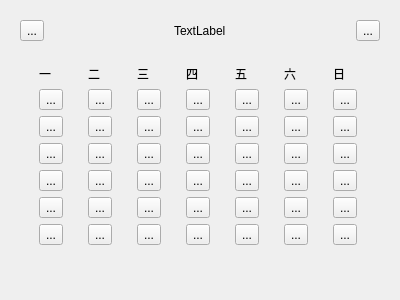
This is App/controls/calendarcontrol.ui in kevinWu7/LifeNote as Qt 5 draws it before an edit. The edited form follows.
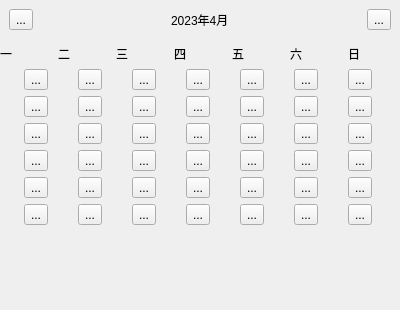
This is the edited form.

Commit message: realize function: calendar layout and status-changed when checked

Diff of the .ui file:
```diff
--- a/App/controls/calendarcontrol.ui
+++ b/App/controls/calendarcontrol.ui
@@ -7,13 +7,25 @@
     <x>0</x>
     <y>0</y>
     <width>400</width>
-    <height>300</height>
+    <height>310</height>
    </rect>
   </property>
   <property name="windowTitle">
    <string>Form</string>
   </property>
   <layout class="QVBoxLayout" name="verticalLayout">
+   <property name="leftMargin">
+    <number>0</number>
+   </property>
+   <property name="topMargin">
+    <number>0</number>
+   </property>
+   <property name="rightMargin">
+    <number>0</number>
+   </property>
+   <property name="bottomMargin">
+    <number>0</number>
+   </property>
    <item>
     <widget class="QWidget" name="titleBarWidget" native="true">
      <layout class="QHBoxLayout" name="horizontalLayout">
@@ -40,7 +52,7 @@
       <item>
        <widget class="QLabel" name="datetimeLabel">
         <property name="text">
-         <string>TextLabel</string>
+         <string>2023年4月</string>
         </property>
        </widget>
       </item>
@@ -67,101 +79,262 @@
      </layout>
     </widget>
    </item>
+   <item>
+    <widget class="QWidget" name="weekDayWidget" native="true">
+     <property name="minimumSize">
+      <size>
+       <width>0</width>
+       <height>0</height>
+      </size>
+     </property>
+     <layout class="QHBoxLayout" name="horizontalLayout_2">
+      <property name="leftMargin">
+       <number>0</number>
+      </property>
+      <property name="topMargin">
+       <number>0</number>
+      </property>
+      <property name="rightMargin">
+       <number>0</number>
+      </property>
+      <property name="bottomMargin">
+       <number>0</number>
+      </property>
+      <item>
+       <widget class="QLabel" name="weeklabel_1">
+        <property name="text">
+         <string>一</string>
+        </property>
+        <property name="alignment">
+         <set>Qt::AlignLeading|Qt::AlignLeft|Qt::AlignVCenter</set>
+        </property>
+       </widget>
+      </item>
+      <item>
+       <widget class="QLabel" name="weeklabel_2">
+        <property name="text">
+         <string>二</string>
+        </property>
+       </widget>
+      </item>
+      <item>
+       <widget class="QLabel" name="weeklabel_3">
+        <property name="text">
+         <string>三</string>
+        </property>
+       </widget>
+      </item>
+      <item>
+       <widget class="QLabel" name="weeklabel_4">
+        <property name="text">
+         <string>四</string>
+        </property>
+       </widget>
+      </item>
+      <item>
+       <widget class="QLabel" name="weeklabel_5">
+        <property name="text">
+         <string>五</string>
+        </property>
+       </widget>
+      </item>
+      <item>
+       <widget class="QLabel" name="weeklabel_6">
+        <property name="text">
+         <string>六</string>
+        </property>
+       </widget>
+      </item>
+      <item>
+       <widget class="QLabel" name="weeklabel_7">
+        <property name="text">
+         <string>日</string>
+        </property>
+        <property name="alignment">
+         <set>Qt::AlignLeading|Qt::AlignLeft|Qt::AlignVCenter</set>
+        </property>
+       </widget>
+      </item>
+     </layout>
+    </widget>
+   </item>
    <item>
     <widget class="QWidget" name="mainGridWidget" native="true">
-     <layout class="QGridLayout" name="gridLayout">
+     <layout class="QGridLayout" name="gridLayout" rowstretch="0,0,0,0,0,0">
+      <property name="leftMargin">
+       <number>0</number>
+      </property>
+      <property name="topMargin">
+       <number>0</number>
+      </property>
+      <property name="rightMargin">
+       <number>0</number>
+      </property>
+      <property name="bottomMargin">
+       <number>0</number>
+      </property>
+      <item row="2" column="6">
+       <widget class="QToolButton" name="toolButton_21">
+        <property name="text">
+         <string>...</string>
+        </property>
+       </widget>
+      </item>
+      <item row="1" column="4">
+       <widget class="QToolButton" name="toolButton_12">
+        <property name="text">
+         <string>...</string>
+        </property>
+       </widget>
+      </item>
+      <item row="2" column="4">
+       <widget class="QToolButton" name="toolButton_19">
+        <property name="text">
+         <string>...</string>
+        </property>
+       </widget>
+      </item>
+      <item row="1" column="6">
+       <widget class="QToolButton" name="toolButton_14">
+        <property name="text">
+         <string>...</string>
+        </property>
+       </widget>
+      </item>
+      <item row="5" column="6">
+       <widget class="QToolButton" name="toolButton_42">
+        <property name="text">
+         <string>...</string>
+        </property>
+       </widget>
+      </item>
+      <item row="3" column="6">
+       <widget class="QToolButton" name="toolButton_28">
+        <property name="text">
+         <string>...</string>
+        </property>
+       </widget>
+      </item>
+      <item row="3" column="1">
+       <widget class="QToolButton" name="toolButton_23">
+        <property name="text">
+         <string>...</string>
+        </property>
+       </widget>
+      </item>
+      <item row="5" column="3">
+       <widget class="QToolButton" name="toolButton_39">
+        <property name="text">
+         <string>...</string>
+        </property>
+       </widget>
+      </item>
       <item row="4" column="2">
+       <widget class="QToolButton" name="toolButton_31">
+        <property name="text">
+         <string>...</string>
+        </property>
+       </widget>
+      </item>
+      <item row="3" column="2">
        <widget class="QToolButton" name="toolButton_24">
         <property name="text">
          <string>...</string>
         </property>
        </widget>
       </item>
-      <item row="5" column="1">
-       <widget class="QToolButton" name="toolButton_30">
+      <item row="1" column="1">
+       <widget class="QToolButton" name="toolButton_9">
         <property name="text">
          <string>...</string>
         </property>
        </widget>
       </item>
-      <item row="4" column="1">
-       <widget class="QToolButton" name="toolButton_23">
-        <property name="text">
-         <string>...</string>
-        </property>
-       </widget>
-      </item>
-      <item row="5" column="4">
-       <widget class="QToolButton" name="toolButton_33">
-        <property name="text">
-         <string>...</string>
-        </property>
-       </widget>
-      </item>
-      <item row="6" column="5">
-       <widget class="QToolButton" name="toolButton_41">
-        <property name="text">
-         <string>...</string>
-        </property>
-       </widget>
-      </item>
-      <item row="2" column="3">
-       <widget class="QToolButton" name="toolButton_11">
-        <property name="text">
-         <string>...</string>
-        </property>
-       </widget>
-      </item>
-      <item row="1" column="5">
+      <item row="0" column="5">
        <widget class="QToolButton" name="toolButton_6">
         <property name="text">
          <string>...</string>
         </property>
        </widget>
       </item>
-      <item row="5" column="6">
-       <widget class="QToolButton" name="toolButton_35">
+      <item row="0" column="1">
+       <widget class="QToolButton" name="toolButton_2">
         <property name="text">
          <string>...</string>
         </property>
        </widget>
       </item>
-      <item row="3" column="1">
+      <item row="2" column="1">
        <widget class="QToolButton" name="toolButton_16">
         <property name="text">
          <string>...</string>
         </property>
        </widget>
       </item>
-      <item row="3" column="6">
-       <widget class="QToolButton" name="toolButton_21">
-        <property name="text">
-         <string>...</string>
-        </property>
-       </widget>
-      </item>
-      <item row="6" column="1">
+      <item row="5" column="1">
        <widget class="QToolButton" name="toolButton_37">
         <property name="text">
          <string>...</string>
         </property>
        </widget>
       </item>
-      <item row="6" column="4">
-       <widget class="QToolButton" name="toolButton_40">
+      <item row="3" column="5">
+       <widget class="QToolButton" name="toolButton_27">
         <property name="text">
          <string>...</string>
         </property>
        </widget>
       </item>
-      <item row="6" column="0">
-       <widget class="QToolButton" name="toolButton_36">
+      <item row="4" column="5">
+       <widget class="QToolButton" name="toolButton_34">
+        <property name="text">
+         <string>...</string>
+        </property>
+       </widget>
+      </item>
+      <item row="2" column="3">
+       <widget class="QToolButton" name="toolButton_18">
+        <property name="text">
+         <string>...</string>
+        </property>
+       </widget>
+      </item>
+      <item row="1" column="3">
+       <widget class="QToolButton" name="toolButton_11">
+        <property name="text">
+         <string>...</string>
+        </property>
+       </widget>
+      </item>
+      <item row="2" column="5">
+       <widget class="QToolButton" name="toolButton_20">
+        <property name="text">
+         <string>...</string>
+        </property>
+       </widget>
+      </item>
+      <item row="0" column="4">
+       <widget class="QToolButton" name="toolButton_5">
         <property name="text">
          <string>...</string>
         </property>
        </widget>
       </item>
       <item row="1" column="2">
+       <widget class="QToolButton" name="toolButton_10">
+        <property name="text">
+         <string>...</string>
+        </property>
+       </widget>
+      </item>
+      <item row="4" column="4">
+       <widget class="QToolButton" name="toolButton_33">
+        <property name="text">
+         <string>...</string>
+        </property>
+       </widget>
+      </item>
+      <item row="0" column="2">
        <widget class="QToolButton" name="toolButton_3">
         <property name="text">
          <string>...</string>
@@ -169,247 +342,128 @@
        </widget>
       </item>
       <item row="3" column="4">
-       <widget class="QToolButton" name="toolButton_19">
-        <property name="text">
-         <string>...</string>
-        </property>
-       </widget>
-      </item>
-      <item row="6" column="3">
-       <widget class="QToolButton" name="toolButton_39">
-        <property name="text">
-         <string>...</string>
-        </property>
-       </widget>
-      </item>
-      <item row="5" column="0">
-       <widget class="QToolButton" name="toolButton_29">
-        <property name="text">
-         <string>...</string>
-        </property>
-       </widget>
-      </item>
-      <item row="2" column="6">
-       <widget class="QToolButton" name="toolButton_14">
-        <property name="text">
-         <string>...</string>
-        </property>
-       </widget>
-      </item>
-      <item row="4" column="4">
        <widget class="QToolButton" name="toolButton_26">
         <property name="text">
          <string>...</string>
         </property>
        </widget>
       </item>
-      <item row="1" column="1">
-       <widget class="QToolButton" name="toolButton_2">
-        <property name="text">
-         <string>...</string>
-        </property>
-       </widget>
-      </item>
-      <item row="5" column="2">
-       <widget class="QToolButton" name="toolButton_31">
-        <property name="text">
-         <string>...</string>
-        </property>
-       </widget>
-      </item>
-      <item row="5" column="5">
-       <widget class="QToolButton" name="toolButton_34">
-        <property name="text">
-         <string>...</string>
-        </property>
-       </widget>
-      </item>
-      <item row="4" column="0">
-       <widget class="QToolButton" name="toolButton_22">
-        <property name="text">
-         <string>...</string>
-        </property>
-       </widget>
-      </item>
-      <item row="4" column="5">
-       <widget class="QToolButton" name="toolButton_27">
-        <property name="text">
-         <string>...</string>
-        </property>
-       </widget>
-      </item>
-      <item row="2" column="4">
-       <widget class="QToolButton" name="toolButton_12">
-        <property name="text">
-         <string>...</string>
-        </property>
-       </widget>
-      </item>
       <item row="3" column="3">
-       <widget class="QToolButton" name="toolButton_18">
-        <property name="text">
-         <string>...</string>
-        </property>
-       </widget>
-      </item>
-      <item row="3" column="2">
-       <widget class="QToolButton" name="toolButton_17">
-        <property name="text">
-         <string>...</string>
-        </property>
-       </widget>
-      </item>
-      <item row="4" column="3">
        <widget class="QToolButton" name="toolButton_25">
         <property name="text">
          <string>...</string>
         </property>
        </widget>
       </item>
-      <item row="4" column="6">
-       <widget class="QToolButton" name="toolButton_28">
-        <property name="text">
-         <string>...</string>
-        </property>
-       </widget>
-      </item>
-      <item row="3" column="0">
-       <widget class="QToolButton" name="toolButton_15">
-        <property name="text">
-         <string>...</string>
-        </property>
-       </widget>
-      </item>
-      <item row="2" column="5">
+      <item row="1" column="5">
        <widget class="QToolButton" name="toolButton_13">
         <property name="text">
          <string>...</string>
         </property>
        </widget>
       </item>
-      <item row="1" column="0">
-       <widget class="QToolButton" name="toolButton_1">
-        <property name="text">
-         <string>...</string>
-        </property>
-       </widget>
-      </item>
-      <item row="5" column="3">
-       <widget class="QToolButton" name="toolButton_32">
-        <property name="text">
-         <string>...</string>
-        </property>
-       </widget>
-      </item>
-      <item row="1" column="6">
+      <item row="0" column="6">
        <widget class="QToolButton" name="toolButton_7">
         <property name="text">
          <string>...</string>
         </property>
        </widget>
       </item>
-      <item row="6" column="2">
+      <item row="5" column="2">
        <widget class="QToolButton" name="toolButton_38">
         <property name="text">
          <string>...</string>
         </property>
        </widget>
       </item>
-      <item row="6" column="6">
-       <widget class="QToolButton" name="toolButton_42">
-        <property name="text">
-         <string>...</string>
-        </property>
-       </widget>
-      </item>
-      <item row="3" column="5">
-       <widget class="QToolButton" name="toolButton_20">
-        <property name="text">
-         <string>...</string>
-        </property>
-       </widget>
-      </item>
-      <item row="2" column="0">
+      <item row="1" column="0">
        <widget class="QToolButton" name="toolButton_8">
         <property name="text">
          <string>...</string>
         </property>
        </widget>
       </item>
-      <item row="1" column="3">
-       <widget class="QToolButton" name="toolButton_4">
+      <item row="4" column="3">
+       <widget class="QToolButton" name="toolButton_32">
         <property name="text">
          <string>...</string>
         </property>
        </widget>
       </item>
       <item row="2" column="2">
-       <widget class="QToolButton" name="toolButton_10">
+       <widget class="QToolButton" name="toolButton_17">
         <property name="text">
          <string>...</string>
         </property>
        </widget>
       </item>
-      <item row="1" column="4">
-       <widget class="QToolButton" name="toolButton_5">
+      <item row="4" column="1">
+       <widget class="QToolButton" name="toolButton_30">
         <property name="text">
          <string>...</string>
         </property>
        </widget>
       </item>
-      <item row="2" column="1">
-       <widget class="QToolButton" name="toolButton_9">
+      <item row="4" column="6">
+       <widget class="QToolButton" name="toolButton_35">
         <property name="text">
          <string>...</string>
         </property>
        </widget>
       </item>
       <item row="0" column="0">
-       <widget class="QLabel" name="weeklabel_1">
+       <widget class="QToolButton" name="toolButton_1">
         <property name="text">
-         <string>一</string>
-        </property>
-       </widget>
-      </item>
-      <item row="0" column="1">
-       <widget class="QLabel" name="weeklabel_2">
-        <property name="text">
-         <string>二</string>
-        </property>
-       </widget>
-      </item>
-      <item row="0" column="2">
-       <widget class="QLabel" name="weeklabel_3">
-        <property name="text">
-         <string>三</string>
+         <string>...</string>
         </property>
        </widget>
       </item>
       <item row="0" column="3">
-       <widget class="QLabel" name="weeklabel_4">
+       <widget class="QToolButton" name="toolButton_4">
         <property name="text">
-         <string>四</string>
+         <string>...</string>
         </property>
        </widget>
       </item>
-      <item row="0" column="4">
-       <widget class="QLabel" name="weeklabel_5">
+      <item row="3" column="0">
+       <widget class="QToolButton" name="toolButton_22">
         <property name="text">
-         <string>五</string>
+         <string>...</string>
         </property>
        </widget>
       </item>
-      <item row="0" column="5">
-       <widget class="QLabel" name="weeklabel_6">
+      <item row="5" column="5">
+       <widget class="QToolButton" name="toolButton_41">
         <property name="text">
-         <string>六</string>
+         <string>...</string>
         </property>
        </widget>
       </item>
-      <item row="0" column="6">
-       <widget class="QLabel" name="weeklabel_7">
+      <item row="4" column="0">
+       <widget class="QToolButton" name="toolButton_29">
         <property name="text">
-         <string>日</string>
+         <string>...</string>
+        </property>
+       </widget>
+      </item>
+      <item row="5" column="0">
+       <widget class="QToolButton" name="toolButton_36">
+        <property name="text">
+         <string>...</string>
+        </property>
+       </widget>
+      </item>
+      <item row="2" column="0">
+       <widget class="QToolButton" name="toolButton_15">
+        <property name="text">
+         <string>...</string>
+        </property>
+       </widget>
+      </item>
+      <item row="5" column="4">
+       <widget class="QToolButton" name="toolButton_40">
+        <property name="text">
+         <string>...</string>
         </property>
        </widget>
       </item>
```
The commit also changes 6 other files.
